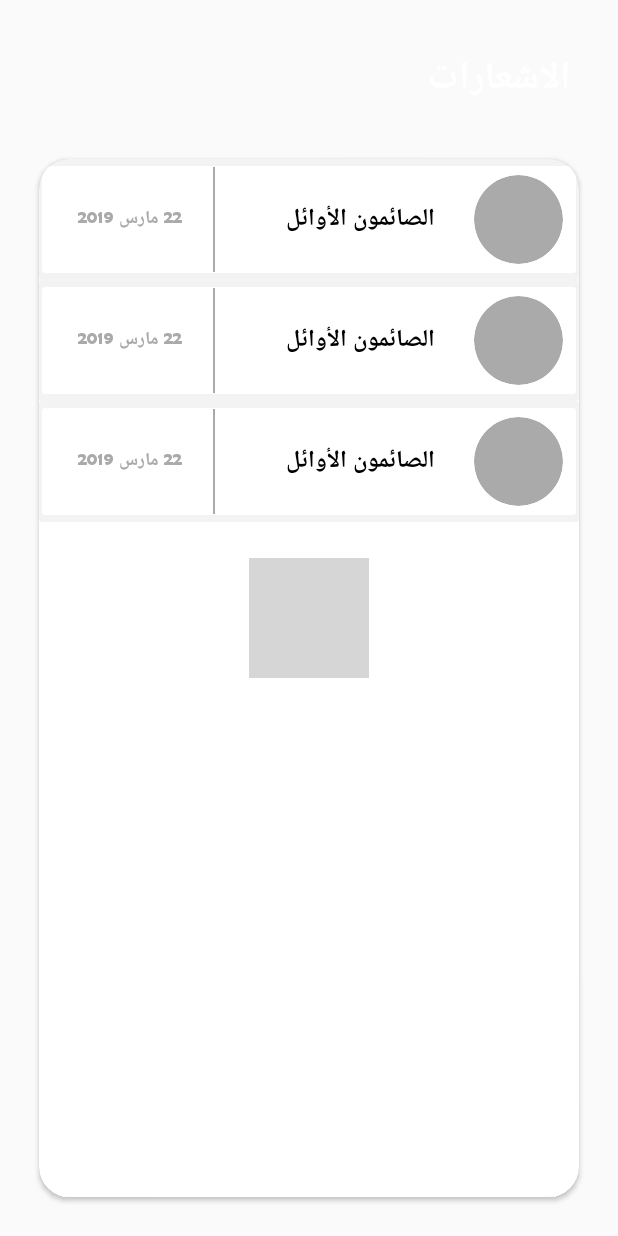
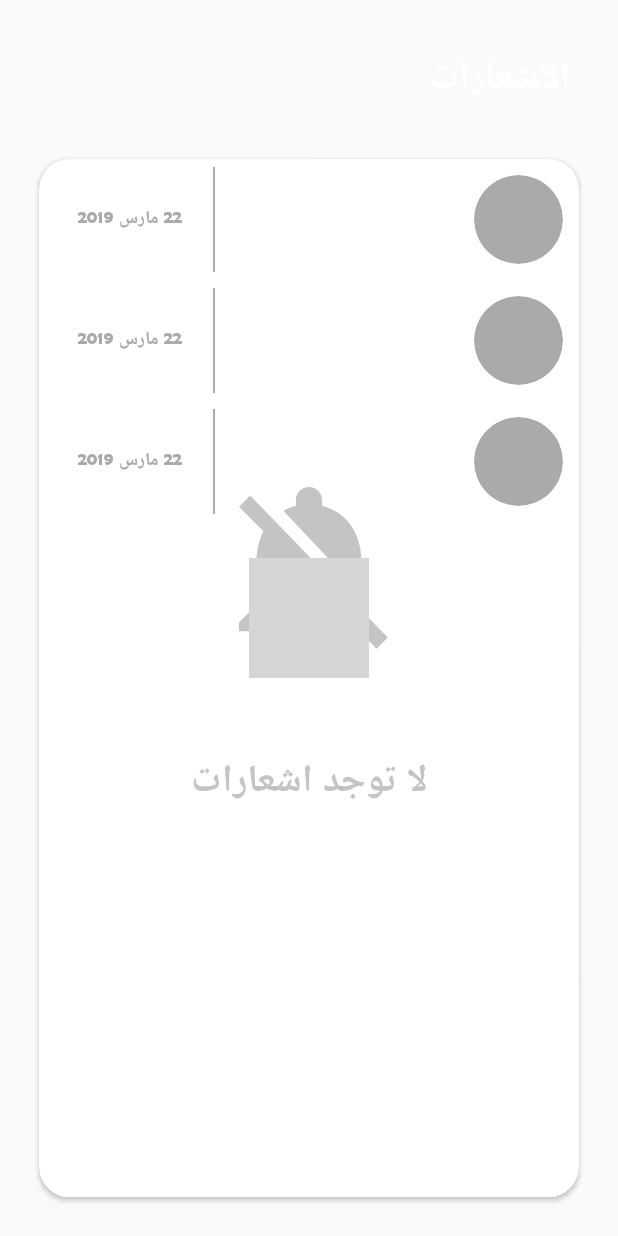
Before and after one commit to abdalla167/efhamha, an Android app: the layout notifications_fragment.xml on its own in the app's theme, with its tools: preview values and no code run, on a phone screen of 412 x 824 dp. Run offline under Robolectric (Android 15) with nearby library versions, the phone set to English and light mode, and no system bars; plain views replace MaterialRippleLayout, RotateLoading; grey boxes are pictures that could not be loaded.

Commit message:
notifications

```diff
--- a/app/src/main/java/atmosphere/sh/efhamha/aesh/ha/Activties/MainActivity.java
+++ b/app/src/main/java/atmosphere/sh/efhamha/aesh/ha/Activties/MainActivity.java
@@ -16,6 +16,7 @@ import android.view.LayoutInflater;
 import android.view.MenuItem;
 import android.view.View;
 import android.widget.ImageView;
+import android.widget.LinearLayout;
 import android.widget.Switch;
 import android.widget.Toast;
 
@@ -104,7 +105,7 @@ public class MainActivity extends AppCompatActivity
         BottomNavigationMenuView menuView = (BottomNavigationMenuView) navigation.getChildAt(0);
         BottomNavigationItemView itemView = (BottomNavigationItemView) menuView.getChildAt(1);
 
-        View notificationBadge = LayoutInflater.from(MainActivity.this).inflate(R.layout.view_notification_badge, menuView, false);
+        final View notificationBadge = LayoutInflater.from(MainActivity.this).inflate(R.layout.view_notification_badge, menuView, false);
 
         final ImageView imageView = notificationBadge.findViewById(R.id.badge);
 
@@ -125,7 +126,8 @@ public class MainActivity extends AppCompatActivity
                 switch (count)
                 {
                     case 0:
-                        imageView.setImageResource(R.drawable.notification_badge);
+                        //imageView.setImageResource(R.drawable.notification_badge);
+                        notificationBadge.setVisibility(GONE );
                         break;
                     case 1:
                         imageView.setImageResource(R.drawable.ic_one3);
--- a/app/src/main/java/atmosphere/sh/efhamha/aesh/ha/AdminApp/AddArticleActivity.java
+++ b/app/src/main/java/atmosphere/sh/efhamha/aesh/ha/AdminApp/AddArticleActivity.java
@@ -177,7 +177,9 @@ public class AddArticleActivity extends AppCompatActivity
                             // get link of image and add data in child
                             image_url = uri.toString();
                             ArticleModel obj = new ArticleModel(image_url,title,content,source,ID,null,null,null,null);
+                            NotificationModel notificationModel = new NotificationModel(image_url,title,day_txt,month_txt,year_txt);
                             mdatarefre.child("Articles").child(ID).setValue(obj);
+                            mdatarefre.child("Notifications").child(ID).setValue(notificationModel);
                         }
                     });
 
--- a/app/src/main/java/atmosphere/sh/efhamha/aesh/ha/Fragments/ProfileFragment.java
+++ b/app/src/main/java/atmosphere/sh/efhamha/aesh/ha/Fragments/ProfileFragment.java
@@ -32,6 +32,8 @@ import com.google.firebase.database.FirebaseDatabase;
 import com.google.firebase.database.ValueEventListener;
 import com.squareup.picasso.Picasso;
 import java.util.List;
+
+import atmosphere.sh.efhamha.aesh.ha.Activties.MainActivity;
 import atmosphere.sh.efhamha.aesh.ha.Activties.SignInActivity;
 import atmosphere.sh.efhamha.aesh.ha.R;
 
@@ -184,7 +186,7 @@ public class ProfileFragment extends Fragment
         }
     }
     public void updateUI(){
-        startActivity(new Intent(getActivity(), SignInActivity.class));
+        startActivity(new Intent(getActivity(), MainActivity.class));
         getActivity().finish();
     }
 }
--- /dev/null
+++ b/app/src/main/res/drawable/ic_notifications_off_black_24dp.xml
@@ -0,0 +1,5 @@
+<vector android:height="24dp" android:tint="#FFFFFF"
+    android:viewportHeight="24.0" android:viewportWidth="24.0"
+    android:width="24dp" xmlns:android="http://schemas.android.com/apk/res/android">
+    <path android:fillColor="#FF000000" android:pathData="M20,18.69L7.84,6.14 5.27,3.49 4,4.76l2.8,2.8v0.01c-0.52,0.99 -0.8,2.16 -0.8,3.42v5l-2,2v1h13.73l2,2L21,19.72l-1,-1.03zM12,22c1.11,0 2,-0.89 2,-2h-4c0,1.11 0.89,2 2,2zM18,14.68L18,11c0,-3.08 -1.64,-5.64 -4.5,-6.32L13.5,4c0,-0.83 -0.67,-1.5 -1.5,-1.5s-1.5,0.67 -1.5,1.5v0.68c-0.15,0.03 -0.29,0.08 -0.42,0.12 -0.1,0.03 -0.2,0.07 -0.3,0.11h-0.01c-0.01,0 -0.01,0 -0.02,0.01 -0.23,0.09 -0.46,0.2 -0.68,0.31 0,0 -0.01,0 -0.01,0.01L18,14.68z"/>
+</vector>
--- a/app/src/main/res/layout/notification_item.xml
+++ b/app/src/main/res/layout/notification_item.xml
@@ -1,13 +1,11 @@
 <?xml version="1.0" encoding="utf-8"?>
-
-
 <LinearLayout
     android:id="@+id/linear_notification"
     android:orientation="horizontal"
     android:layout_width="match_parent"
     android:layout_height="wrap_content"
-    android:background="@drawable/shadow"
-    xmlns:android="http://schemas.android.com/apk/res/android">
+    xmlns:android="http://schemas.android.com/apk/res/android"
+    >
 
     <com.balysv.materialripple.MaterialRippleLayout
         android:id="@+id/notification_mrl"
@@ -48,13 +46,14 @@
                 android:layout_width="0dp"
                 android:layout_height="wrap_content"
                 android:layout_weight="1"
-                android:text="الصائمون الأوائل"
+                android:text=""
                 android:textSize="16sp"
                 android:textColor="@android:color/black"
                 android:layout_marginRight="15dp"
                 android:layout_marginLeft="15dp"
                 android:textStyle="bold"
                 android:padding="5dp"
+                android:gravity="right"
                 />
 
             <de.hdodenhof.circleimageview.CircleImageView
--- a/app/src/main/res/layout/notifications_fragment.xml
+++ b/app/src/main/res/layout/notifications_fragment.xml
@@ -1,5 +1,6 @@
 <?xml version="1.0" encoding="utf-8"?>
-<RelativeLayout xmlns:android="http://schemas.android.com/apk/res/android"
+<RelativeLayout
+    xmlns:android="http://schemas.android.com/apk/res/android"
     android:layout_width="match_parent"
     android:layout_height="match_parent"
     xmlns:app="http://schemas.android.com/apk/res-auto"
@@ -60,4 +61,35 @@
         android:layout_centerInParent="true"
         />
 
+    <LinearLayout
+        android:id="@+id/no_notifications_lin"
+        android:layout_width="match_parent"
+        android:layout_height="wrap_content"
+        android:orientation="vertical"
+        android:layout_centerInParent="true"
+        >
+
+        <ImageView
+            android:layout_width="match_parent"
+            android:layout_height="200dp"
+            android:src="@drawable/ic_notifications_off_black_24dp"
+            android:padding="30dp"
+            android:tint="@android:color/darker_gray"
+            android:alpha=".7"
+            />
+
+        <TextView
+            android:layout_width="match_parent"
+            android:layout_height="wrap_content"
+            android:text="لا توجد اشعارات"
+            android:gravity="center"
+            android:textSize="25sp"
+            android:textColor="@android:color/darker_gray"
+            android:textStyle="bold"
+            android:layout_marginTop="20dp"
+            android:alpha=".7"
+            />
+
+    </LinearLayout>
+
 </RelativeLayout>
--- a/app/src/main/res/layout/view_notification_badge.xml
+++ b/app/src/main/res/layout/view_notification_badge.xml
@@ -15,7 +15,6 @@
         android:layout_marginLeft="10dp"
         android:gravity="center"
         android:padding="3dp"
-        android:src="@drawable/notification_badge"
         />
 
 </FrameLayout>
```
Also changed, not shown: app/src/main/java/atmosphere/sh/efhamha/aesh/ha/Fragments/ArticlesFragment.java (+73 -68 lines), app/src/main/java/atmosphere/sh/efhamha/aesh/ha/Fragments/NotificationsFragment.java (+40 -11 lines), app/src/main/res/layout/article_item.xml (+3 -4 lines).
